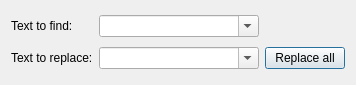
Old version of the form source/qtdesigner/find_e_replace_ui.ui in the repository MValaguz/MSql.
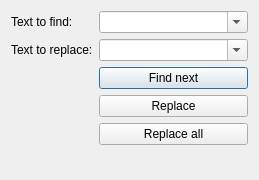
New version of the form. Icons and pictures are not drawn.

What changed in the file:
```diff
--- a/source/qtdesigner/find_e_replace_ui.ui
+++ b/source/qtdesigner/find_e_replace_ui.ui
@@ -6,8 +6,8 @@
    <rect>
     <x>0</x>
     <y>0</y>
-    <width>356</width>
-    <height>85</height>
+    <width>259</width>
+    <height>180</height>
    </rect>
   </property>
   <property name="windowTitle">
@@ -17,24 +17,7 @@
    <iconset resource="resource.qrc">
     <normaloff>:/icons/icons/replace.gif</normaloff>:/icons/icons/replace.gif</iconset>
   </property>
-  <layout class="QGridLayout" name="gridLayout" columnstretch="0,1,0">
-   <item row="1" column="1">
-    <widget class="QComboBox" name="e_replace">
-     <property name="editable">
-      <bool>true</bool>
-     </property>
-    </widget>
-   </item>
-   <item row="1" column="0">
-    <widget class="QLabel" name="label_2">
-     <property name="text">
-      <string>Text to replace:</string>
-     </property>
-     <property name="buddy">
-      <cstring>e_replace</cstring>
-     </property>
-    </widget>
-   </item>
+  <layout class="QFormLayout" name="formLayout">
    <item row="0" column="0">
     <widget class="QLabel" name="label">
      <property name="text">
@@ -52,13 +35,45 @@
      </property>
     </widget>
    </item>
-   <item row="1" column="2">
-    <widget class="QPushButton" name="b_replace_all">
+   <item row="1" column="0">
+    <widget class="QLabel" name="label_2">
      <property name="text">
-      <string>Replace all</string>
+      <string>Text to replace:</string>
      </property>
     </widget>
    </item>
+   <item row="1" column="1">
+    <widget class="QComboBox" name="e_replace">
+     <property name="editable">
+      <bool>true</bool>
+     </property>
+    </widget>
+   </item>
+   <item row="2" column="1">
+    <layout class="QVBoxLayout" name="verticalLayout">
+     <item>
+      <widget class="QPushButton" name="b_find_next">
+       <property name="text">
+        <string>Find next</string>
+       </property>
+      </widget>
+     </item>
+     <item>
+      <widget class="QPushButton" name="b_replace_next">
+       <property name="text">
+        <string>Replace</string>
+       </property>
+      </widget>
+     </item>
+     <item>
+      <widget class="QPushButton" name="b_replace_all">
+       <property name="text">
+        <string>Replace all</string>
+       </property>
+      </widget>
+     </item>
+    </layout>
+   </item>
   </layout>
  </widget>
  <tabstops>
```
Left out of the diff: 8 changed lines with no effect on the pictures.
